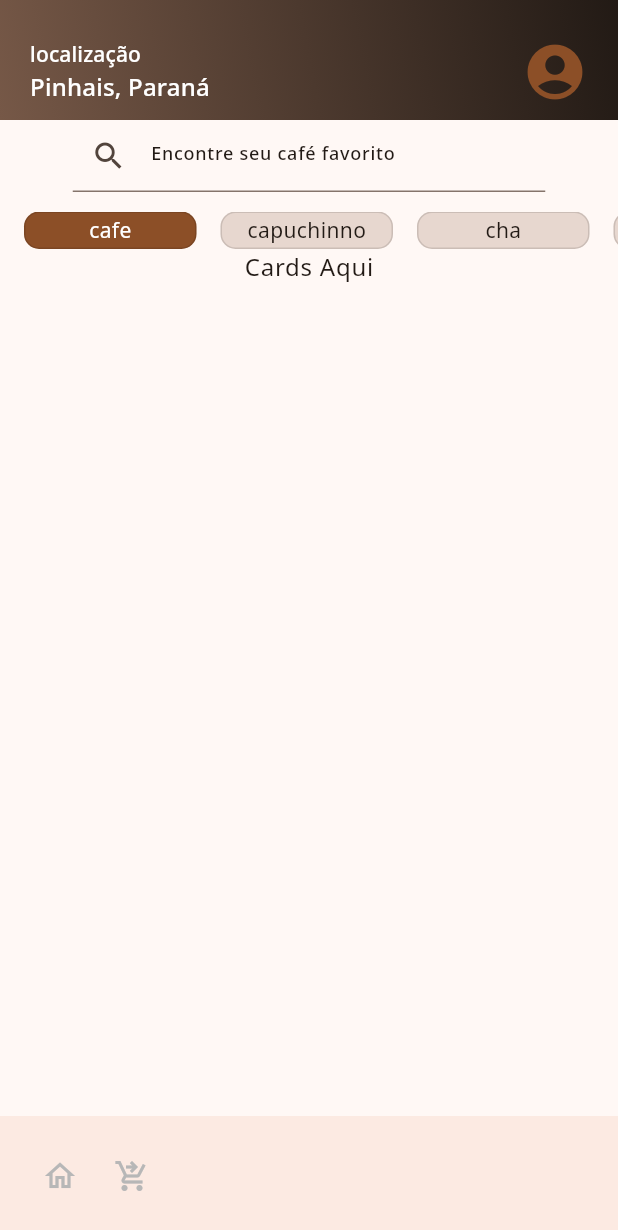
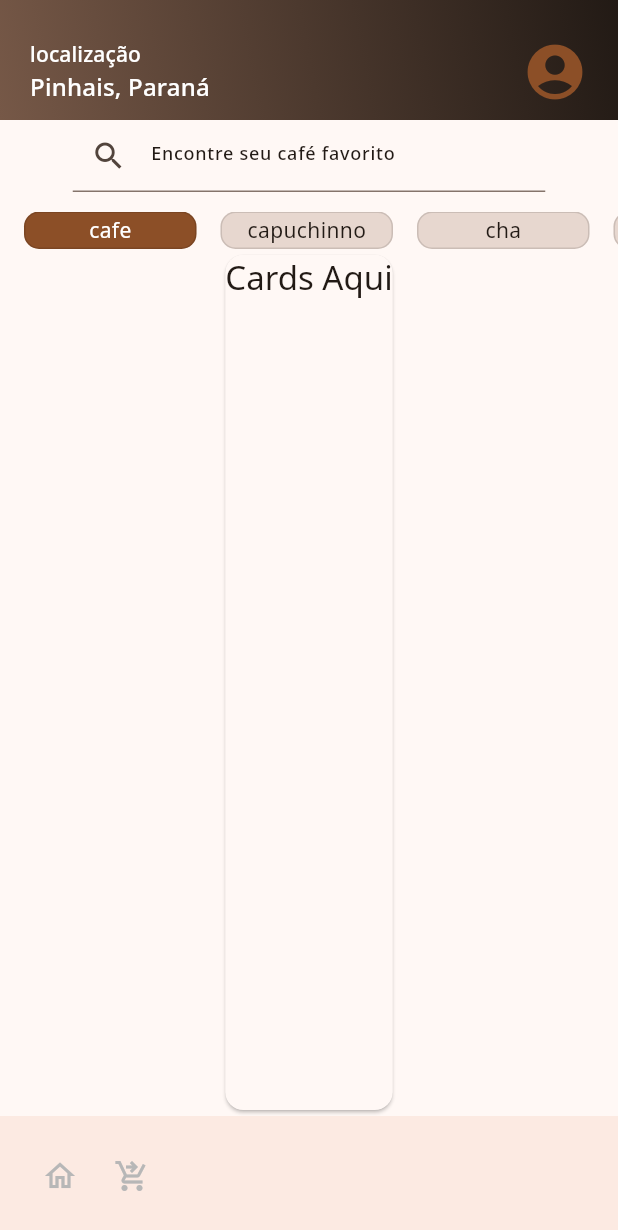
Before and after one commit to andreyrv18/CafePraJa, a Flutter app: the MyHomePage screen opened directly, on a phone screen of 412 x 824 dp. Shown: the top 1230 px of the screen. Run offline on Flutter 3.47's test engine with Material 3 defaults, Android fonts, the phone set to English and light mode, and no system bars; our stand-ins replace google_fonts.

Commit message:
refactor: remove espaço desnecessário e atualiza estilo do texto no Card

```diff
--- a/lib/screens/home.dart
+++ b/lib/screens/home.dart
@@ -24,7 +24,6 @@ class MyHomePage extends StatelessWidget {
         Center(
           child: SizedBox(
             width: 315,
-
             child: TextField(
               decoration: InputDecoration(
                 hintStyle: Theme.of(context).textTheme.labelMedium,
@@ -38,9 +37,14 @@ class MyHomePage extends StatelessWidget {
         SizedBox(height: 25, child: CafeListView()),
         Expanded(
           child: SizedBox(
-            child: Text(
-              "Cards Aqui",
-              style: Theme.of(context).textTheme.bodyLarge,
+            child: Card(
+              color: Theme.of(context).colorScheme.surface,
+              child: Text(
+                "Cards Aqui",
+                style: Theme.of(context).textTheme.titleLarge?.copyWith(
+                  color: Theme.of(context).colorScheme.onSurface,
+                ),
+              ),
             ),
           ),
         ),
```
